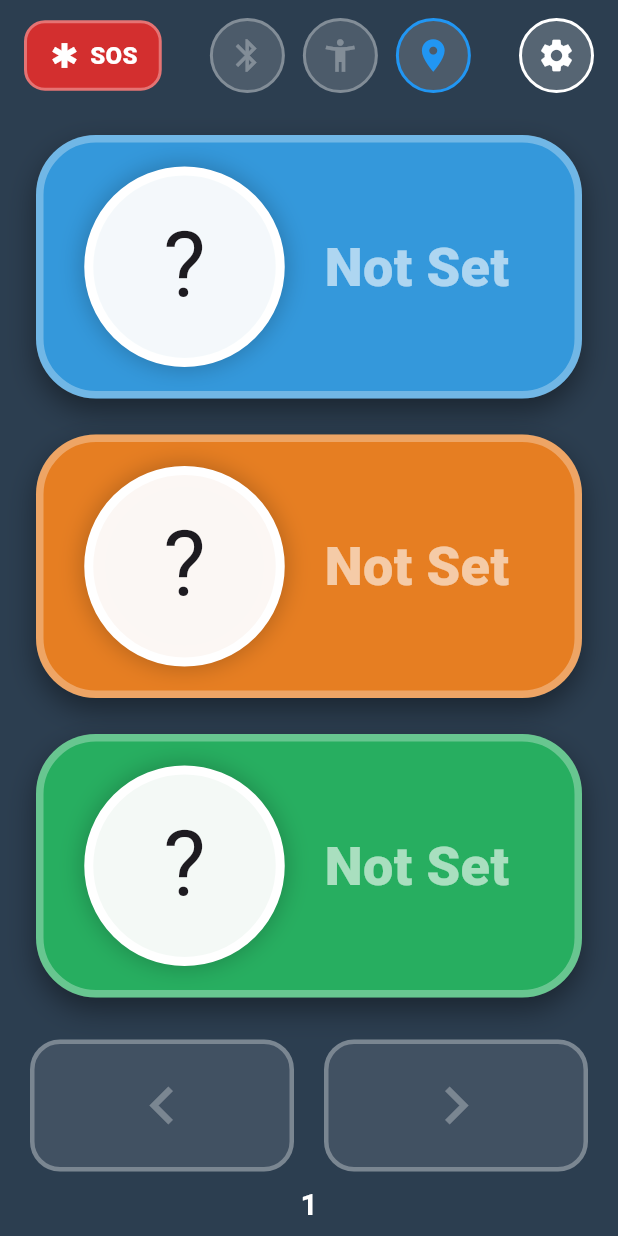
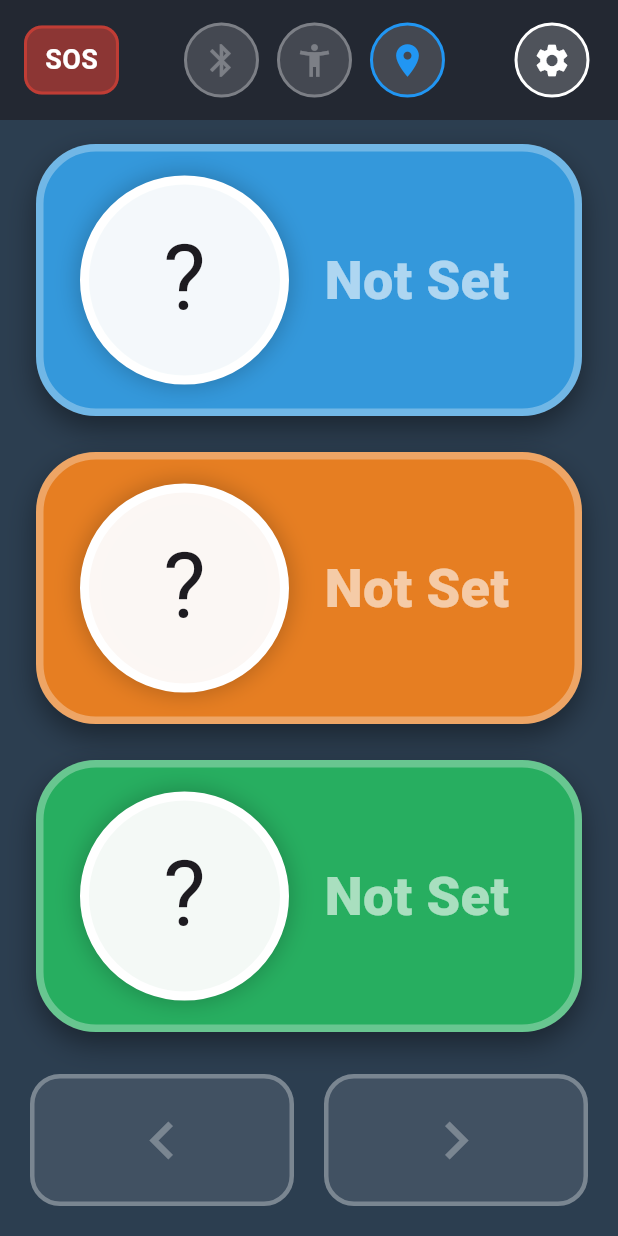
Before and after one commit to vsd412/tapcall, a Flutter app: the screen it shows after launch, on a phone screen of 412 x 824 dp. Run offline on Flutter 3.47's test engine with Material 3 defaults, Android fonts, the phone set to English and light mode, and no system bars; our stand-ins replace flutter_blue_plus, flutter_tts, geolocator, image_picker, permission_handler, shared_preferences and 1 more; missing offline and left inert: flutter_foreground_task, volume_controller.

Commit message:
Update main_call_screen.dart

```diff
--- a/mobile_app/lib/screens/main_call_screen.dart
+++ b/mobile_app/lib/screens/main_call_screen.dart
@@ -15,7 +15,6 @@
 /// - Periodic checks: accessibility and location permissions
 /// - `_loadContacts()` builds slot lists and paging
 /// - `_makeCall()` dispatches by `FunctionType`
-library;
 import 'package:flutter/material.dart';
 import 'dart:io';
 import 'dart:async';
@@ -82,7 +81,7 @@ class _MainCallScreenState extends State<MainCallScreen> with WidgetsBindingObse
     if (!_callbackRegistered) {
       widget.onRegisterCallback?.call(_handleBLEButtonPress);
       _callbackRegistered = true;
-      debugPrint('🔗 MainCallScreen callback registered (hashCode: $hashCode)');
+      debugPrint('🔗 MainCallScreen callback registered (hashCode: ${hashCode})');
     }
 
     // Check statuses periodically (2 seconds for more responsive accessibility checks)
@@ -179,7 +178,7 @@ class _MainCallScreenState extends State<MainCallScreen> with WidgetsBindingObse
     debugPrint('║ 📱 MainCallScreen BLE Handler');
     debugPrint('║ Timestamp: $timestamp');
     debugPrint('║ Slot Number: $slotNumber');
-    debugPrint('║ hashCode: $hashCode');
+    debugPrint('║ hashCode: ${hashCode}');
     debugPrint('╚═══════════════════════════════════════════════════════════');
 
     // Handle navigation signals from physical buttons
@@ -191,7 +190,7 @@ class _MainCallScreenState extends State<MainCallScreen> with WidgetsBindingObse
       _previousPage();
       if (_currentPage < oldPage) {
         await _tts.speak('Previous page. Page ${_currentPage + 1}');
-        _showMessage('◀️ Previous page', Colors.blue.shade700);
+        _showMessage('◀️ Page ${_currentPage + 1} of $_totalPages', Colors.blue.shade700);
         debugPrint('✅ Moved to page ${_currentPage + 1}');
       } else {
         await _tts.speak('Already at first page');
@@ -207,7 +206,7 @@ class _MainCallScreenState extends State<MainCallScreen> with WidgetsBindingObse
       _nextPage();
       if (_currentPage > oldPage) {
         await _tts.speak('Next page. Page ${_currentPage + 1}');
-        _showMessage('▶️ Next page', Colors.blue.shade700);
+        _showMessage('▶️ Page ${_currentPage + 1} of $_totalPages', Colors.blue.shade700);
         debugPrint('✅ Moved to page ${_currentPage + 1}');
       } else {
         await _tts.speak('Already at last page');
@@ -651,40 +650,49 @@ class _MainCallScreenState extends State<MainCallScreen> with WidgetsBindingObse
           children: [
             // Top header: page indicator (left), status icons (middle), settings (right)
             Container(
+              color: const Color.fromARGB(255, 35, 40, 50),
               padding: const EdgeInsets.symmetric(horizontal: 16, vertical: 12),
               child: Row(
                 children: [
-                  // SOS Emergency button (top-left)
                   GestureDetector(
-                    onTap: () {
-                      // Trigger SOS via the same path as physical button (slot 253)
-                      widget.onButtonPress?.call(253);
-                    },
                     child: Container(
-                      padding: const EdgeInsets.symmetric(horizontal: 14, vertical: 10),
+                      padding: const EdgeInsets.symmetric(horizontal: 12, vertical: 8),
                       decoration: BoxDecoration(
-                        color: Colors.red.shade700,
-                        borderRadius: BorderRadius.circular(14),
-                        border: Border.all(color: Colors.red.shade300, width: 2),
+                        color: Colors.red.withValues(alpha: 0.5),
+                        borderRadius: BorderRadius.circular(12),
+                        shape: BoxShape.rectangle,
+                        border: Border.all(color: Colors.red.withValues(alpha: 0.5), width: 2),
                       ),
-                      child: const Row(
-                        mainAxisSize: MainAxisSize.min,
-                        children: [
-                          Icon(Icons.emergency, color: Colors.white, size: 22),
-                          SizedBox(width: 6),
-                          Text(
-                            'SOS',
+                      child: const Text(
+                        "SOS",
                         style: TextStyle(
                           color: Colors.white,
-                              fontSize: 16,
-                              fontWeight: FontWeight.w900,
-                            ),
-                          ),
-                        ],
+                          fontSize: 18,
+                          fontWeight: FontWeight.bold,
                         ),
                       ),
                     ),
-
+                  ),
+                  /*
+                  const Spacer(),
+                  // Page indicator (smaller, top-left) Change to SOS
+                  Container(
+                    padding: const EdgeInsets.symmetric(horizontal: 12, vertical: 8),
+                    decoration: BoxDecoration(
+                      color: Colors.white.withValues(alpha: 0.2),
+                      borderRadius: BorderRadius.circular(12),
+                      border: Border.all(color: Colors.white, width: 2),
+                    ),
+                    child: Text(
+                      '${_currentPage + 1}/$_totalPages',
+                      style: const TextStyle(
+                        color: Colors.white,
+                        fontSize: 18,
+                        fontWeight: FontWeight.bold,
+                      ),
+                    ),
+                  ),
+                  */
                   const Spacer(),
 
                   // Status icons in middle
@@ -699,7 +707,7 @@ class _MainCallScreenState extends State<MainCallScreen> with WidgetsBindingObse
                             color: Colors.white.withValues(alpha: 0.15),
                             shape: BoxShape.circle,
                             border: Border.all(
-                              color: widget.isConnected ? Colors.blue : Colors.white30,
+                              color: widget.isConnected ? Colors.blue: Colors.white30,
                               width: 2,
                             ),
                           ),
@@ -743,6 +751,7 @@ class _MainCallScreenState extends State<MainCallScreen> with WidgetsBindingObse
                             color: _isLocationEnabled ? Colors.blue : Colors.white30,
                             width: 2,
                           ),
+
                         ),
                         child: Icon(
                           Icons.location_on,
@@ -760,19 +769,18 @@ class _MainCallScreenState extends State<MainCallScreen> with WidgetsBindingObse
                     onLongPressStart: (_) => _startSettingsHold(),
                     onLongPressEnd: (_) => _cancelSettingsHold(),
                     onLongPressCancel: _cancelSettingsHold,
+                    child: SizedBox(
+                      width: 56,  // fixed width
+                      height: 56, // fixed height
                       child: Stack(
                         alignment: Alignment.center,
                         children: [
                           if (_settingsHoldStarted)
-                          SizedBox(
-                            width: 56,
-                            height: 56,
-                            child: CircularProgressIndicator(
+                            CircularProgressIndicator(
                               value: _settingsHoldProgress / 30,
                               strokeWidth: 4,
                               backgroundColor: Colors.white30,
                               valueColor: const AlwaysStoppedAnimation<Color>(Colors.green),
-                            ),
                             ),
                           Container(
                             padding: const EdgeInsets.all(10),
@@ -790,6 +798,7 @@ class _MainCallScreenState extends State<MainCallScreen> with WidgetsBindingObse
                             ),
                           ),
                         ],
+                      ),
                     ),
                   ),
                 ],
@@ -883,17 +892,7 @@ class _MainCallScreenState extends State<MainCallScreen> with WidgetsBindingObse
               ),
             ),
 
-            // Page number indicator (centered below nav arrows)
-            Text(
-              '${_currentPage + 1}',
-              style: const TextStyle(
-                color: Color.fromARGB(255, 255, 255, 255),
-                fontSize: 20,
-                fontWeight: FontWeight.bold,
-              ),
-            ),
-
-            const SizedBox(height: 6),
+            const SizedBox(height: 12),
           ],
         ),
       ),
```
Lines whose indentation alone changed are shown as unchanged.
